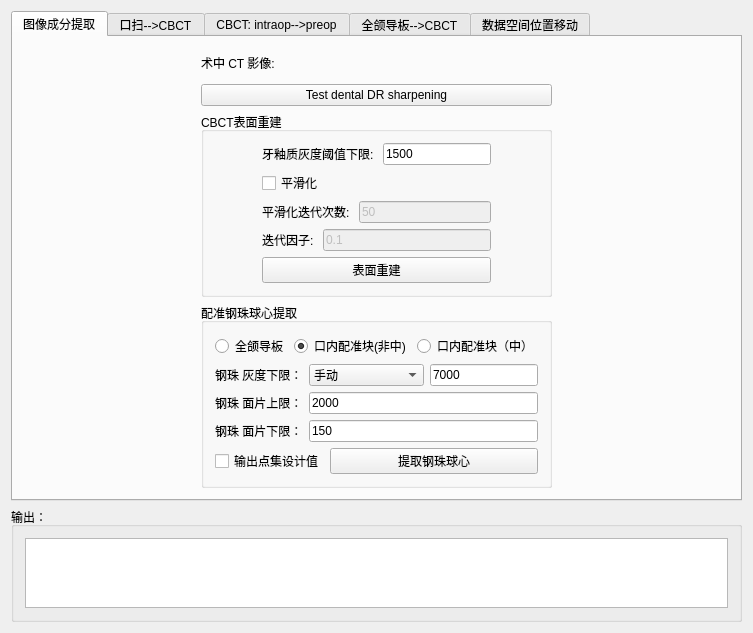
Before: the Qt Designer form Plugins/org.mitk.lancet.dentalwidget/src/internal/DentalWidgetControls.ui in zhaomengxiao/LancetMITK-Adition, drawn with Qt 5.
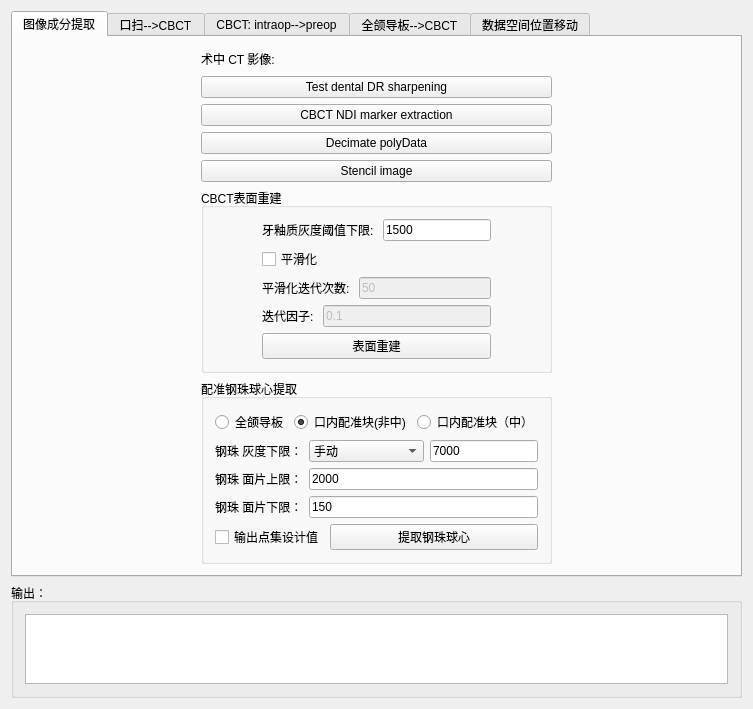
After: the same form once the commit is applied. Custom widgets are drawn as their Qt base class.

Commit message: Feature(DentalWidget): some small buttons

What changed in the file:
```diff
--- a/Plugins/org.mitk.lancet.dentalwidget/src/internal/DentalWidgetControls.ui
+++ b/Plugins/org.mitk.lancet.dentalwidget/src/internal/DentalWidgetControls.ui
@@ -39,19 +39,6 @@
        <string>图像成分提取</string>
       </attribute>
       <layout class="QGridLayout" name="gridLayout_12">
-       <item row="2" column="0">
-        <spacer name="horizontalSpacer_11">
-         <property name="orientation">
-          <enum>Qt::Horizontal</enum>
-         </property>
-         <property name="sizeHint" stdset="0">
-          <size>
-           <width>40</width>
-           <height>20</height>
-          </size>
-         </property>
-        </spacer>
-       </item>
        <item row="0" column="2">
         <widget class="QmitkSingleNodeSelectionWidget" name="mitkNodeSelectWidget_intraopCt" native="true">
          <property name="enabled">
@@ -59,7 +46,41 @@
          </property>
         </widget>
        </item>
-       <item row="2" column="1" colspan="2">
+       <item row="4" column="1" colspan="2">
+        <widget class="QPushButton" name="pushButton_stencilImage">
+         <property name="text">
+          <string>Stencil image</string>
+         </property>
+        </widget>
+       </item>
+       <item row="5" column="0">
+        <spacer name="horizontalSpacer_11">
+         <property name="orientation">
+          <enum>Qt::Horizontal</enum>
+         </property>
+         <property name="sizeHint" stdset="0">
+          <size>
+           <width>40</width>
+           <height>20</height>
+          </size>
+         </property>
+        </spacer>
+       </item>
+       <item row="0" column="1">
+        <widget class="QLabel" name="label">
+         <property name="text">
+          <string>术中 CT 影像: </string>
+         </property>
+        </widget>
+       </item>
+       <item row="1" column="1" colspan="2">
+        <widget class="QPushButton" name="pushButton_testSharpen">
+         <property name="text">
+          <string>Test dental DR sharpening</string>
+         </property>
+        </widget>
+       </item>
+       <item row="5" column="1" colspan="2">
         <widget class="QGroupBox" name="groupBox_3">
          <property name="title">
           <string>CBCT表面重建</string>
@@ -171,7 +192,7 @@
          </layout>
         </widget>
        </item>
-       <item row="3" column="1" colspan="2">
+       <item row="6" column="1" colspan="2">
         <widget class="QGroupBox" name="groupBox_6">
          <property name="title">
           <string>配准钢珠球心提取</string>
@@ -302,13 +323,6 @@
          </layout>
         </widget>
        </item>
-       <item row="0" column="1">
-        <widget class="QLabel" name="label">
-         <property name="text">
-          <string>术中 CT 影像: </string>
-         </property>
-        </widget>
-       </item>
        <item row="0" column="3">
         <spacer name="horizontalSpacer_8">
          <property name="orientation">
@@ -322,10 +336,17 @@
          </property>
         </spacer>
        </item>
-       <item row="1" column="1" colspan="2">
-        <widget class="QPushButton" name="pushButton_testSharpen">
+       <item row="2" column="1" colspan="2">
+        <widget class="QPushButton" name="pushButtonCbctNdiMarkerExtract">
          <property name="text">
-          <string>Test dental DR sharpening</string>
+          <string>CBCT NDI marker extraction</string>
+         </property>
+        </widget>
+       </item>
+       <item row="3" column="1" colspan="2">
+        <widget class="QPushButton" name="pushButton_decimatePolyData">
+         <property name="text">
+          <string>Decimate polyData</string>
          </property>
         </widget>
        </item>
```
The commit also changes 3 other files.
